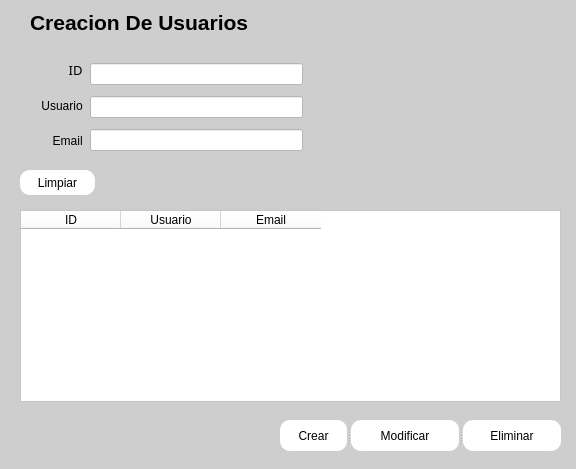
Old version of the form src/002_usuarios.ui in the repository rvqzs/tresPatitos.
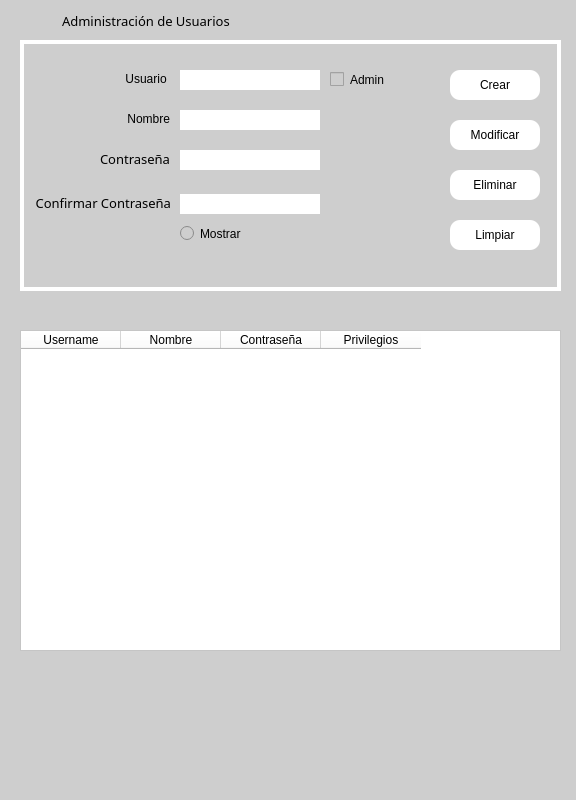
New version of the form. Icons and pictures are not drawn.

The edit to the form file:
```diff
--- a/src/002_usuarios.ui
+++ b/src/002_usuarios.ui
@@ -7,19 +7,19 @@
     <x>0</x>
     <y>0</y>
     <width>576</width>
-    <height>469</height>
+    <height>800</height>
    </rect>
   </property>
   <property name="minimumSize">
    <size>
     <width>576</width>
-    <height>469</height>
+    <height>800</height>
    </size>
   </property>
   <property name="maximumSize">
    <size>
-    <width>576</width>
-    <height>469</height>
+    <width>600</width>
+    <height>1000</height>
    </size>
   </property>
   <property name="contextMenuPolicy">
@@ -33,7 +33,7 @@
     <normaloff>../res/iconUsuarios.png</normaloff>../res/iconUsuarios.png</iconset>
   </property>
   <property name="autoFillBackground">
-   <bool>true</bool>
+   <bool>false</bool>
   </property>
   <property name="styleSheet">
    <string notr="true">background-color: rgb(206, 206, 206);</string>
@@ -44,10 +44,10 @@
    </property>
    <property name="geometry">
     <rect>
-     <x>30</x>
-     <y>10</y>
-     <width>241</width>
-     <height>31</height>
+     <x>62</x>
+     <y>12</y>
+     <width>171</width>
+     <height>21</height>
     </rect>
    </property>
    <property name="sizePolicy">
@@ -58,13 +58,20 @@
    </property>
    <property name="font">
     <font>
-     <pointsize>16</pointsize>
-     <weight>75</weight>
-     <bold>true</bold>
+     <family>Segoe UI Semibold</family>
+     <pointsize>10</pointsize>
+     <weight>5</weight>
+     <italic>false</italic>
+     <bold>false</bold>
     </font>
    </property>
+   <property name="styleSheet">
+    <string notr="true">font: 43 10pt &quot;Segoe UI Semibold&quot;;
+border:none;
+background-color: rgba(0,0,0,0%);</string>
+   </property>
    <property name="text">
-    <string>Creacion De Usuarios</string>
+    <string>Administración de Usuarios</string>
    </property>
    <property name="textFormat">
     <enum>Qt::RichText</enum>
@@ -80,9 +87,9 @@
    <property name="geometry">
     <rect>
      <x>20</x>
-     <y>210</y>
+     <y>330</y>
      <width>541</width>
-     <height>192</height>
+     <height>321</height>
     </rect>
    </property>
    <property name="font">
@@ -96,201 +103,334 @@
    <property name="styleSheet">
     <string notr="true">background-color: rgb(255, 255, 255);</string>
    </property>
+   <property name="frameShape">
+    <enum>QFrame::StyledPanel</enum>
+   </property>
+   <property name="frameShadow">
+    <enum>QFrame::Plain</enum>
+   </property>
+   <property name="lineWidth">
+    <number>2</number>
+   </property>
+   <property name="sizeAdjustPolicy">
+    <enum>QAbstractScrollArea::AdjustToContentsOnFirstShow</enum>
+   </property>
    <property name="editTriggers">
     <set>QAbstractItemView::NoEditTriggers</set>
    </property>
    <property name="selectionBehavior">
     <enum>QAbstractItemView::SelectRows</enum>
    </property>
+   <property name="sortingEnabled">
+    <bool>true</bool>
+   </property>
+   <property name="wordWrap">
+    <bool>false</bool>
+   </property>
    <column>
     <property name="text">
-     <string>ID</string>
+     <string>Username</string>
     </property>
    </column>
    <column>
     <property name="text">
-     <string>Usuario</string>
+     <string>Nombre</string>
     </property>
    </column>
    <column>
     <property name="text">
-     <string>Email</string>
+     <string>Contraseña</string>
+    </property>
+   </column>
+   <column>
+    <property name="text">
+     <string>Privilegios</string>
     </property>
    </column>
   </widget>
-  <widget class="QPushButton" name="btnLimpiar">
+  <widget class="QFrame" name="frame">
    <property name="geometry">
     <rect>
      <x>20</x>
-     <y>170</y>
-     <width>75</width>
-     <height>25</height>
+     <y>40</y>
+     <width>541</width>
+     <height>251</height>
     </rect>
    </property>
+   <property name="layoutDirection">
+    <enum>Qt::LeftToRight</enum>
+   </property>
    <property name="styleSheet">
-    <string notr="true">QPushButton{
-background-color:rgb(255, 255, 255);
-border:none;
-border-radius:10px;
-font: 63 10pt &quot;Segoe UI Semibold&quot;;
-}
-
-QPushButton:hover{
-
-border:2px solid #55C1FA;
-border-radius:10px;
-}</string>
+    <string notr="true">border:4px solid;
+border-color: rgb(255, 255, 255);</string>
    </property>
-   <property name="text">
-    <string>Limpiar</string>
-   </property>
-   <property name="icon">
-    <iconset>
-     <normaloff>../res/iconClear.png</normaloff>../res/iconClear.png</iconset>
-   </property>
-   <property name="iconSize">
-    <size>
-     <width>18</width>
-     <height>18</height>
-    </size>
-   </property>
-  </widget>
-  <widget class="QWidget" name="verticalLayoutWidget">
-   <property name="geometry">
-    <rect>
-     <x>30</x>
-     <y>60</y>
-     <width>56</width>
-     <height>91</height>
-    </rect>
-   </property>
-   <layout class="QVBoxLayout" name="lblLayout">
-    <property name="spacing">
-     <number>15</number>
-    </property>
-    <item>
-     <widget class="QLabel" name="lblCedula">
-      <property name="font">
-       <font>
-        <family>Segoe UI Semibold</family>
-        <pointsize>10</pointsize>
-        <weight>7</weight>
-        <italic>false</italic>
-        <bold>false</bold>
-       </font>
-      </property>
-      <property name="styleSheet">
-       <string notr="true">font: 63 10pt &quot;Segoe UI Semibold&quot;;</string>
-      </property>
-      <property name="text">
-       <string>ID  </string>
-      </property>
-      <property name="textFormat">
-       <enum>Qt::RichText</enum>
-      </property>
-      <property name="alignment">
-       <set>Qt::AlignRight|Qt::AlignTrailing|Qt::AlignVCenter</set>
-      </property>
-     </widget>
-    </item>
-    <item>
-     <widget class="QLabel" name="lblNombreUsuario">
-      <property name="styleSheet">
-       <string notr="true">font: 63 10pt &quot;Segoe UI Semibold&quot;;</string>
-      </property>
-      <property name="text">
-       <string>Usuario </string>
-      </property>
-      <property name="alignment">
-       <set>Qt::AlignRight|Qt::AlignTrailing|Qt::AlignVCenter</set>
-      </property>
-     </widget>
-    </item>
-    <item>
-     <widget class="QLabel" name="lblEmail">
-      <property name="styleSheet">
-       <string notr="true">font: 63 10pt &quot;Segoe UI Semibold&quot;;</string>
-      </property>
-      <property name="text">
-       <string>Email </string>
-      </property>
-      <property name="alignment">
-       <set>Qt::AlignRight|Qt::AlignTrailing|Qt::AlignVCenter</set>
-      </property>
-     </widget>
-    </item>
-   </layout>
-  </widget>
-  <widget class="QWidget" name="verticalLayoutWidget_2">
-   <property name="geometry">
-    <rect>
-     <x>90</x>
-     <y>60</y>
-     <width>213</width>
-     <height>94</height>
-    </rect>
-   </property>
-   <layout class="QVBoxLayout" name="txtLayout">
-    <property name="spacing">
-     <number>8</number>
-    </property>
-    <item>
-     <widget class="QLineEdit" name="txtID">
-      <property name="styleSheet">
-       <string notr="true">background-color: rgb(255, 255, 255);</string>
-      </property>
-      <property name="text">
-       <string/>
-      </property>
-     </widget>
-    </item>
-    <item>
-     <widget class="QLineEdit" name="txtUsername">
-      <property name="styleSheet">
-       <string notr="true">background-color: rgb(255, 255, 255);</string>
-      </property>
-      <property name="text">
-       <string/>
-      </property>
-     </widget>
-    </item>
-    <item>
-     <widget class="QLineEdit" name="txtEmail">
-      <property name="styleSheet">
-       <string notr="true">background-color: rgb(255, 255, 255);</string>
-      </property>
-      <property name="text">
-       <string/>
-      </property>
-     </widget>
-    </item>
-   </layout>
-  </widget>
-  <widget class="QSplitter" name="splitter">
-   <property name="enabled">
-    <bool>true</bool>
-   </property>
-   <property name="geometry">
-    <rect>
-     <x>280</x>
-     <y>420</y>
-     <width>281</width>
-     <height>31</height>
-    </rect>
+   <property name="frameShape">
+    <enum>QFrame::StyledPanel</enum>
    </property>
    <property name="frameShadow">
-    <enum>QFrame::Plain</enum>
+    <enum>QFrame::Raised</enum>
    </property>
-   <property name="orientation">
-    <enum>Qt::Horizontal</enum>
-   </property>
-   <property name="opaqueResize">
-    <bool>false</bool>
-   </property>
-   <property name="childrenCollapsible">
-    <bool>false</bool>
-   </property>
-   <widget class="QPushButton" name="btnCrearUsuario">
+   <widget class="QLabel" name="labelUsuario">
+    <property name="geometry">
+     <rect>
+      <x>100</x>
+      <y>30</y>
+      <width>50</width>
+      <height>17</height>
+     </rect>
+    </property>
+    <property name="styleSheet">
+     <string notr="true">font: 63 10pt &quot;Segoe UI Semibold&quot;;
+border:none;</string>
+    </property>
+    <property name="text">
+     <string>Usuario </string>
+    </property>
+    <property name="alignment">
+     <set>Qt::AlignRight|Qt::AlignTrailing|Qt::AlignVCenter</set>
+    </property>
+   </widget>
+   <widget class="QLabel" name="labelNombre">
+    <property name="geometry">
+     <rect>
+      <x>100</x>
+      <y>70</y>
+      <width>50</width>
+      <height>17</height>
+     </rect>
+    </property>
+    <property name="styleSheet">
+     <string notr="true">font: 63 10pt &quot;Segoe UI Semibold&quot;;
+border:none;</string>
+    </property>
+    <property name="text">
+     <string>Nombre</string>
+    </property>
+    <property name="alignment">
+     <set>Qt::AlignRight|Qt::AlignTrailing|Qt::AlignVCenter</set>
+    </property>
+   </widget>
+   <widget class="QLabel" name="labelPassword">
+    <property name="geometry">
+     <rect>
+      <x>80</x>
+      <y>110</y>
+      <width>69</width>
+      <height>17</height>
+     </rect>
+    </property>
+    <property name="font">
+     <font>
+      <family>Segoe UI Semibold</family>
+      <pointsize>10</pointsize>
+      <weight>7</weight>
+      <italic>false</italic>
+      <bold>false</bold>
+     </font>
+    </property>
+    <property name="styleSheet">
+     <string notr="true">font: 63 10pt &quot;Segoe UI Semibold&quot;;
+border:none;</string>
+    </property>
+    <property name="text">
+     <string>Contraseña</string>
+    </property>
+    <property name="textFormat">
+     <enum>Qt::RichText</enum>
+    </property>
+    <property name="alignment">
+     <set>Qt::AlignRight|Qt::AlignTrailing|Qt::AlignVCenter</set>
+    </property>
+   </widget>
+   <widget class="QLabel" name="labelPassword_2">
+    <property name="geometry">
+     <rect>
+      <x>10</x>
+      <y>150</y>
+      <width>141</width>
+      <height>27</height>
+     </rect>
+    </property>
+    <property name="font">
+     <font>
+      <family>Segoe UI Semibold</family>
+      <pointsize>10</pointsize>
+      <weight>7</weight>
+      <italic>false</italic>
+      <bold>false</bold>
+     </font>
+    </property>
+    <property name="styleSheet">
+     <string notr="true">font: 63 10pt &quot;Segoe UI Semibold&quot;;
+border:none;</string>
+    </property>
+    <property name="text">
+     <string>Confirmar Contraseña</string>
+    </property>
+    <property name="textFormat">
+     <enum>Qt::RichText</enum>
+    </property>
+    <property name="alignment">
+     <set>Qt::AlignRight|Qt::AlignTrailing|Qt::AlignVCenter</set>
+    </property>
+   </widget>
+   <widget class="QLineEdit" name="txtConfirmPassword">
+    <property name="enabled">
+     <bool>true</bool>
+    </property>
+    <property name="geometry">
+     <rect>
+      <x>160</x>
+      <y>154</y>
+      <width>140</width>
+      <height>20</height>
+     </rect>
+    </property>
+    <property name="styleSheet">
+     <string notr="true">background-color: rgb(255, 255, 255);</string>
+    </property>
+    <property name="text">
+     <string/>
+    </property>
+    <property name="echoMode">
+     <enum>QLineEdit::PasswordEchoOnEdit</enum>
+    </property>
+   </widget>
+   <widget class="QLineEdit" name="txtName">
+    <property name="enabled">
+     <bool>true</bool>
+    </property>
+    <property name="geometry">
+     <rect>
+      <x>160</x>
+      <y>70</y>
+      <width>140</width>
+      <height>20</height>
+     </rect>
+    </property>
+    <property name="styleSheet">
+     <string notr="true">background-color: rgb(255, 255, 255);</string>
+    </property>
+    <property name="text">
+     <string/>
+    </property>
+   </widget>
+   <widget class="QLineEdit" name="txtPassword">
+    <property name="enabled">
+     <bool>true</bool>
+    </property>
+    <property name="geometry">
+     <rect>
+      <x>160</x>
+      <y>110</y>
+      <width>140</width>
+      <height>20</height>
+     </rect>
+    </property>
+    <property name="styleSheet">
+     <string notr="true">background-color: rgb(255, 255, 255);</string>
+    </property>
+    <property name="text">
+     <string/>
+    </property>
+    <property name="echoMode">
+     <enum>QLineEdit::PasswordEchoOnEdit</enum>
+    </property>
+   </widget>
+   <widget class="QLineEdit" name="txtUsername">
+    <property name="enabled">
+     <bool>true</bool>
+    </property>
+    <property name="geometry">
+     <rect>
+      <x>160</x>
+      <y>30</y>
+      <width>140</width>
+      <height>20</height>
+     </rect>
+    </property>
+    <property name="styleSheet">
+     <string notr="true">background-color: rgb(255, 255, 255);</string>
+    </property>
+    <property name="text">
+     <string/>
+    </property>
+   </widget>
+   <widget class="QCheckBox" name="chkBoxAdmin">
+    <property name="enabled">
+     <bool>true</bool>
+    </property>
+    <property name="geometry">
+     <rect>
+      <x>310</x>
+      <y>24</y>
+      <width>91</width>
+      <height>31</height>
+     </rect>
+    </property>
+    <property name="styleSheet">
+     <string notr="true">font: 63 10pt &quot;Segoe UI Semibold&quot;;
+border:none;</string>
+    </property>
+    <property name="text">
+     <string>Admin</string>
+    </property>
+    <property name="icon">
+     <iconset>
+      <normaloff>../res/iconadminUser.png</normaloff>../res/iconadminUser.png</iconset>
+    </property>
+    <property name="iconSize">
+     <size>
+      <width>18</width>
+      <height>18</height>
+     </size>
+    </property>
+   </widget>
+   <widget class="QLabel" name="labelUser">
+    <property name="geometry">
+     <rect>
+      <x>10</x>
+      <y>20</y>
+      <width>81</width>
+      <height>81</height>
+     </rect>
+    </property>
+    <property name="styleSheet">
+     <string notr="true">border:none;
+
+</string>
+    </property>
+    <property name="text">
+     <string/>
+    </property>
+    <property name="pixmap">
+     <pixmap>../res/iconLoginUsername.png</pixmap>
+    </property>
+    <property name="scaledContents">
+     <bool>true</bool>
+    </property>
+    <property name="alignment">
+     <set>Qt::AlignCenter</set>
+    </property>
+   </widget>
+   <widget class="QPushButton" name="btnLimpiar">
+    <property name="geometry">
+     <rect>
+      <x>430</x>
+      <y>180</y>
+      <width>90</width>
+      <height>30</height>
+     </rect>
+    </property>
+    <property name="maximumSize">
+     <size>
+      <width>90</width>
+      <height>30</height>
+     </size>
+    </property>
+    <property name="toolTip">
+     <string>CNTRL+W</string>
+    </property>
     <property name="styleSheet">
      <string notr="true">QPushButton{
 background-color:rgb(255, 255, 255);
@@ -306,7 +446,7 @@
 }</string>
     </property>
     <property name="text">
-     <string>Crear</string>
+     <string>Limpiar</string>
     </property>
     <property name="icon">
      <iconset>
@@ -314,12 +454,29 @@
     </property>
     <property name="iconSize">
      <size>
-      <width>20</width>
-      <height>20</height>
+      <width>18</width>
+      <height>18</height>
      </size>
     </property>
    </widget>
    <widget class="QPushButton" name="btnModificarUsuario">
+    <property name="geometry">
+     <rect>
+      <x>430</x>
+      <y>80</y>
+      <width>90</width>
+      <height>30</height>
+     </rect>
+    </property>
+    <property name="sizePolicy">
+     <sizepolicy hsizetype="Fixed" vsizetype="Fixed">
+      <horstretch>0</horstretch>
+      <verstretch>0</verstretch>
+     </sizepolicy>
+    </property>
+    <property name="toolTip">
+     <string>CNTRL+E</string>
+    </property>
     <property name="styleSheet">
      <string notr="true">QPushButton{
 background-color:rgb(255, 255, 255);
@@ -339,10 +496,85 @@
     </property>
     <property name="icon">
      <iconset>
-      <normaloff>../res/iconEdit.png</normaloff>../res/iconEdit.png</iconset>
+      <normaloff>../res/btnEdit.png</normaloff>../res/btnEdit.png</iconset>
+    </property>
+    <property name="iconSize">
+     <size>
+      <width>18</width>
+      <height>18</height>
+     </size>
+    </property>
+    <property name="shortcut">
+     <string>Ctrl+E</string>
+    </property>
+   </widget>
+   <widget class="QPushButton" name="btnCrearUsuario">
+    <property name="geometry">
+     <rect>
+      <x>430</x>
+      <y>30</y>
+      <width>90</width>
+      <height>30</height>
+     </rect>
+    </property>
+    <property name="sizePolicy">
+     <sizepolicy hsizetype="Fixed" vsizetype="Fixed">
+      <horstretch>0</horstretch>
+      <verstretch>0</verstretch>
+     </sizepolicy>
+    </property>
+    <property name="toolTip">
+     <string>CNTRL+S</string>
+    </property>
+    <property name="styleSheet">
+     <string notr="true">QPushButton{
+background-color:rgb(255, 255, 255);
+border:none;
+border-radius:10px;
+font: 63 10pt &quot;Segoe UI Semibold&quot;;
+}
+
+QPushButton:hover{
+
+border:2px solid #55C1FA;
+border-radius:10px;
+}</string>
+    </property>
+    <property name="text">
+     <string>Crear</string>
+    </property>
+    <property name="icon">
+     <iconset>
+      <normaloff>../res/btnCrear.png</normaloff>../res/btnCrear.png</iconset>
+    </property>
+    <property name="iconSize">
+     <size>
+      <width>25</width>
+      <height>25</height>
+     </size>
+    </property>
+    <property name="shortcut">
+     <string>Ctrl+S</string>
     </property>
    </widget>
    <widget class="QPushButton" name="btnEliminarUsuario">
+    <property name="geometry">
+     <rect>
+      <x>430</x>
+      <y>130</y>
+      <width>90</width>
+      <height>30</height>
+     </rect>
+    </property>
+    <property name="sizePolicy">
+     <sizepolicy hsizetype="Fixed" vsizetype="Fixed">
+      <horstretch>0</horstretch>
+      <verstretch>0</verstretch>
+     </sizepolicy>
+    </property>
+    <property name="toolTip">
+     <string>CNTRL+DEL</string>
+    </property>
     <property name="styleSheet">
      <string notr="true">QPushButton{
 background-color:rgb(255, 255, 255);
@@ -366,11 +598,65 @@
     </property>
     <property name="iconSize">
      <size>
-      <width>18</width>
-      <height>18</height>
+      <width>20</width>
+      <height>20</height>
      </size>
     </property>
    </widget>
+   <widget class="QRadioButton" name="isPassowordVisible">
+    <property name="geometry">
+     <rect>
+      <x>160</x>
+      <y>183</y>
+      <width>91</width>
+      <height>21</height>
+     </rect>
+    </property>
+    <property name="styleSheet">
+     <string notr="true">font: 63 10pt &quot;Segoe UI Semibold&quot;;
+border:none;</string>
+    </property>
+    <property name="text">
+     <string>Mostrar</string>
+    </property>
+    <property name="icon">
+     <iconset>
+      <normaloff>../res/icons8-visible-30.png</normaloff>../res/icons8-visible-30.png</iconset>
+    </property>
+   </widget>
+  </widget>
+  <widget class="QLabel" name="labelHeader">
+   <property name="geometry">
+    <rect>
+     <x>30</x>
+     <y>10</y>
+     <width>21</width>
+     <height>21</height>
+    </rect>
+   </property>
+   <property name="sizePolicy">
+    <sizepolicy hsizetype="Expanding" vsizetype="Expanding">
+     <horstretch>0</horstretch>
+     <verstretch>0</verstretch>
+    </sizepolicy>
+   </property>
+   <property name="styleSheet">
+    <string notr="true">border:none;
+background-color: rgba(0,0,0,0%);
+</string>
+   </property>
+   <property name="text">
+    <string/>
+   </property>
+   <property name="pixmap">
+    <pixmap>../res/iconAddUser.png</pixmap>
+   </property>
+   <property name="scaledContents">
+    <bool>true</bool>
+   </property>
+   <property name="alignment">
+    <set>Qt::AlignCenter</set>
+   </property>
   </widget>
  </widget>
  <resources/>
```
Left out of the diff: 17 changed lines with no effect on the pictures.
